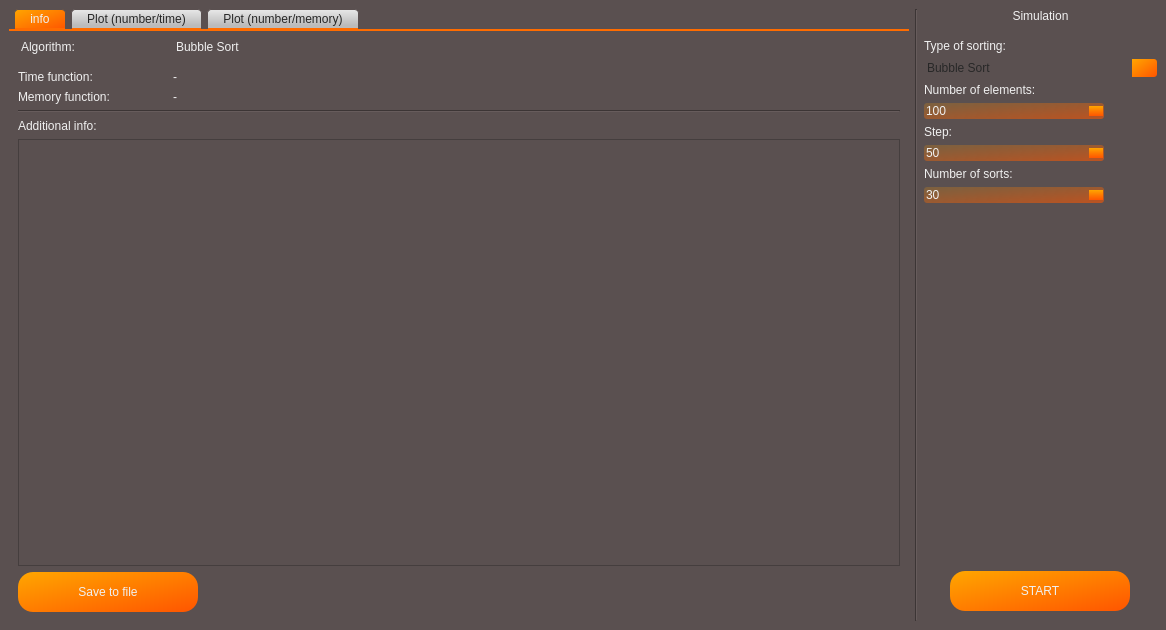
Qt form oop-lab-2/mainwindow.ui (WAG13/oop-lab-2) before a commit.
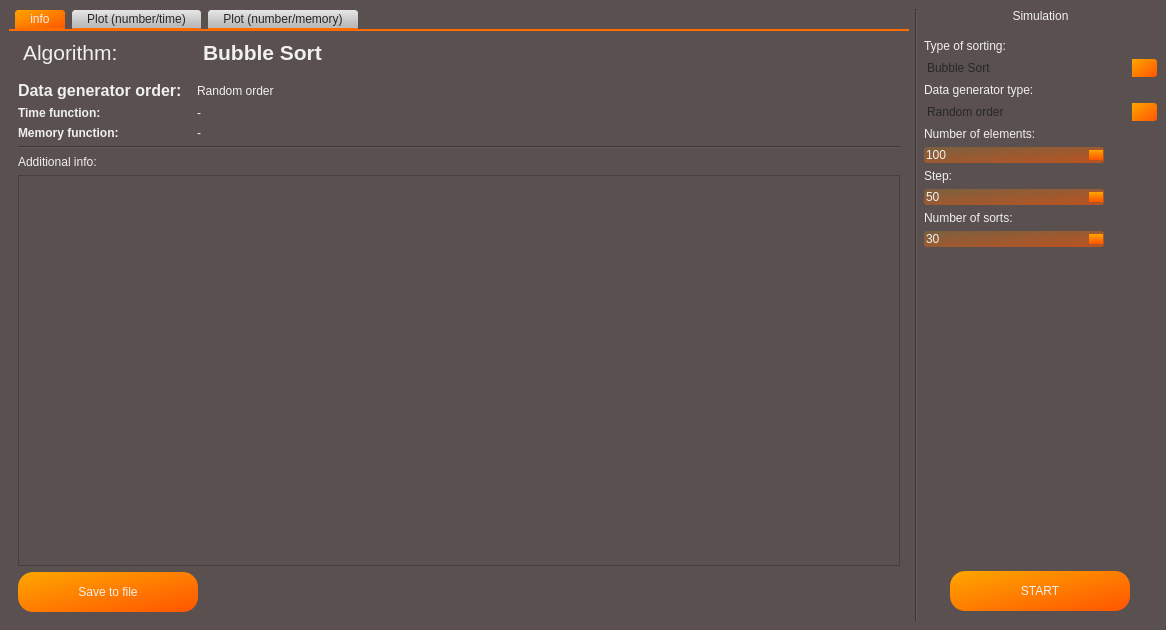
The same form after that commit. Custom widgets are drawn as their Qt base class.

Commit message: different data generator types

Patch:
```diff
--- a/oop-lab-2/mainwindow.ui
+++ b/oop-lab-2/mainwindow.ui
@@ -168,28 +168,34 @@
                 <property name="horizontalSpacing">
                  <number>15</number>
                 </property>
-                <item row="1" column="0">
+                <item row="2" column="0">
                  <widget class="QLabel" name="label_6">
+                  <property name="styleSheet">
+                   <string notr="true">font-weight:500;</string>
+                  </property>
                   <property name="text">
                    <string>Time function:</string>
                   </property>
                  </widget>
                 </item>
-                <item row="1" column="1">
+                <item row="2" column="1">
                  <widget class="QLabel" name="time_func">
                   <property name="text">
                    <string>-</string>
                   </property>
                  </widget>
                 </item>
-                <item row="2" column="0">
+                <item row="3" column="0">
                  <widget class="QLabel" name="label_15">
+                  <property name="styleSheet">
+                   <string notr="true">font-weight:500;</string>
+                  </property>
                   <property name="text">
                    <string>Memory function:</string>
                   </property>
                  </widget>
                 </item>
-                <item row="2" column="1">
+                <item row="3" column="1">
                  <widget class="QLabel" name="memory_func">
                   <property name="text">
                    <string>-</string>
@@ -211,8 +217,8 @@
                    </size>
                   </property>
                   <property name="styleSheet">
-                   <string notr="true">font: 16pt &quot;Segoe UI&quot;;
-margin-bottom:10px;</string>
+                   <string notr="true">font-size: 16pt ;
+margin-bottom:10px;font-weight:400;</string>
                   </property>
                   <property name="text">
                    <string>Algorithm:</string>
@@ -240,14 +246,40 @@
                    </size>
                   </property>
                   <property name="styleSheet">
-                   <string notr="true">font: 16pt &quot;Segoe UI&quot;;
-margin-bottom:10px;</string>
+                   <string notr="true">font-size: 16pt ;
+margin-bottom:10px;font-weight:500;</string>
                   </property>
                   <property name="text">
                    <string>Bubble Sort</string>
                   </property>
                  </widget>
                 </item>
+                <item row="1" column="0">
+                 <widget class="QLabel" name="label_8">
+                  <property name="font">
+                   <font>
+                    <family>Segoe UI</family>
+                    <pointsize>12</pointsize>
+                    <weight>62</weight>
+                    <italic>false</italic>
+                    <bold>true</bold>
+                   </font>
+                  </property>
+                  <property name="styleSheet">
+                   <string notr="true">font-weight:500;</string>
+                  </property>
+                  <property name="text">
+                   <string>Data generator order:</string>
+                  </property>
+                 </widget>
+                </item>
+                <item row="1" column="1">
+                 <widget class="QLabel" name="data_order_info">
+                  <property name="text">
+                   <string>Random order</string>
+                  </property>
+                 </widget>
+                </item>
                </layout>
               </item>
              </layout>
@@ -444,6 +476,32 @@
           </item>
          </widget>
         </item>
+        <item>
+         <widget class="QLabel" name="label_7">
+          <property name="text">
+           <string>Data generator type:</string>
+          </property>
+         </widget>
+        </item>
+        <item>
+         <widget class="QComboBox" name="data_order">
+          <item>
+           <property name="text">
+            <string>Random order</string>
+           </property>
+          </item>
+          <item>
+           <property name="text">
+            <string>Ascending order</string>
+           </property>
+          </item>
+          <item>
+           <property name="text">
+            <string>Descending order</string>
+           </property>
+          </item>
+         </widget>
+        </item>
         <item>
          <widget class="QLabel" name="label_2">
           <property name="text">
```
Left out of the diff: 2 changed lines with no effect on the pictures. The commit also changes 3 other files.
